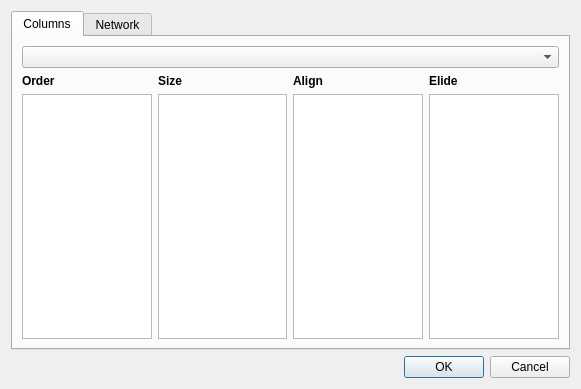
This is trace_server/settings.ui in mojmir-svoboda/DbgToolkit as Qt 5 draws it before an edit. The edited form follows.
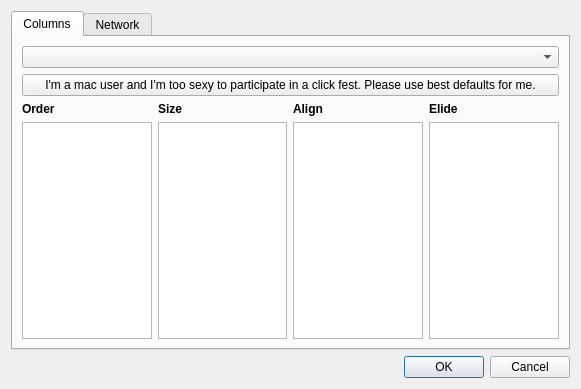
This is the edited form.

Commit message: + one-touch-easy for pooftah

The edit to the form file:
```diff
--- a/trace_server/settings.ui
+++ b/trace_server/settings.ui
@@ -24,7 +24,7 @@
        <string>Columns</string>
       </attribute>
       <layout class="QGridLayout" name="gridLayout_3">
-       <item row="1" column="0">
+       <item row="2" column="0">
         <layout class="QGridLayout" name="gridColumns">
          <item row="1" column="3">
           <widget class="QListView" name="listViewColumnSetup">
@@ -132,6 +132,16 @@
        <item row="0" column="0">
         <widget class="QComboBox" name="comboBoxApp"/>
        </item>
+       <item row="1" column="0">
+        <widget class="QPushButton" name="macUserButton">
+         <property name="toolTip">
+          <string>pooftah!</string>
+         </property>
+         <property name="text">
+          <string>I'm a mac user and I'm too sexy to participate in a click fest. Please use best defaults for me.</string>
+         </property>
+        </widget>
+       </item>
       </layout>
      </widget>
      <widget class="QWidget" name="tabNetwork">
```
The commit also changes 2 other files.
